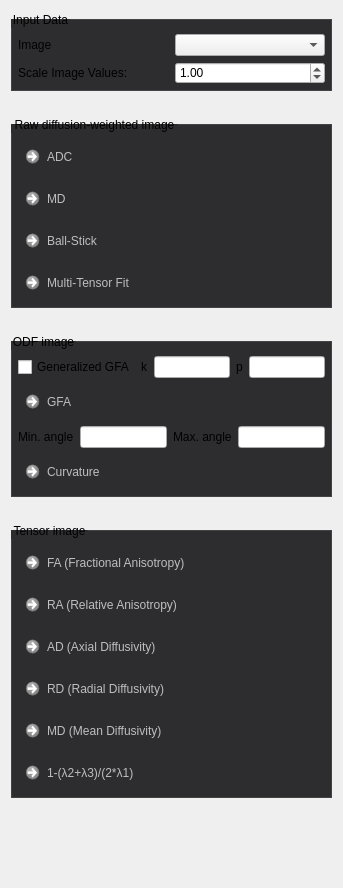
Before: the Qt Designer form Plugins/org.mitk.gui.qt.diffusionimaging.reconstruction/src/internal/QmitkDiffusionQuantificationViewControls.ui in MITK/MITK, drawn with Qt 5.
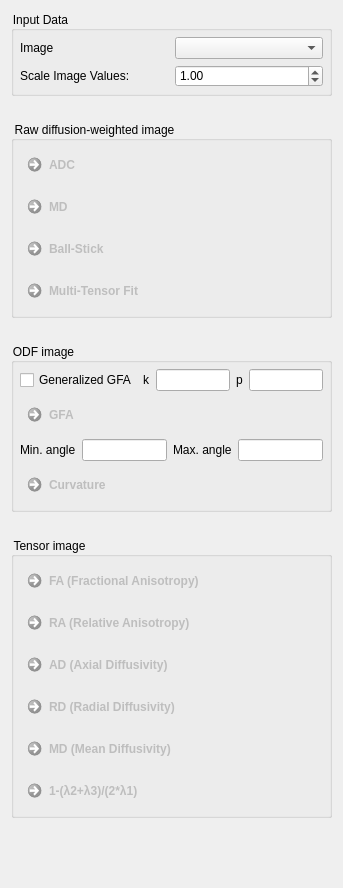
After: the same form once the commit is applied. Custom widgets are drawn as their Qt base class.

Patch:
```diff
--- a/Plugins/org.mitk.gui.qt.diffusionimaging.reconstruction/src/internal/QmitkDiffusionQuantificationViewControls.ui
+++ b/Plugins/org.mitk.gui.qt.diffusionimaging.reconstruction/src/internal/QmitkDiffusionQuantificationViewControls.ui
@@ -21,7 +21,7 @@
   </property>
   <property name="styleSheet">
    <string>QCommandLinkButton {
-  font-weight: normal;
+  font-weight: lighter;
 }
 
 QCommandLinkButton:disabled {
@@ -30,7 +30,6 @@
 }
 
 QToolBox::tab {
-  border: 1px solid #434346;
   font-weight: bold;
 }
 
@@ -40,20 +39,15 @@
 }
 
 QToolBox::tab:selected {
-  background-color: #1c97ea;
-  border: 1px solid #1c97ea;
   font-weight: bold;
 }
 
 QGroupBox {
-  border: 1px solid #434346;
-  background-color: #2d2d30;
-  margin-top: 8px;
-  padding-top: 8px;
+  background-color: transparent;
 }
 
 QGroupBox, QGroupBox:disabled {
-  background-color: #2d2d30;
+  background-color: transparent;
 }</string>
   </property>
   <layout class="QGridLayout" name="gridLayout_2">
```
Left out of the diff: 1 changed line with no effect on the pictures.
